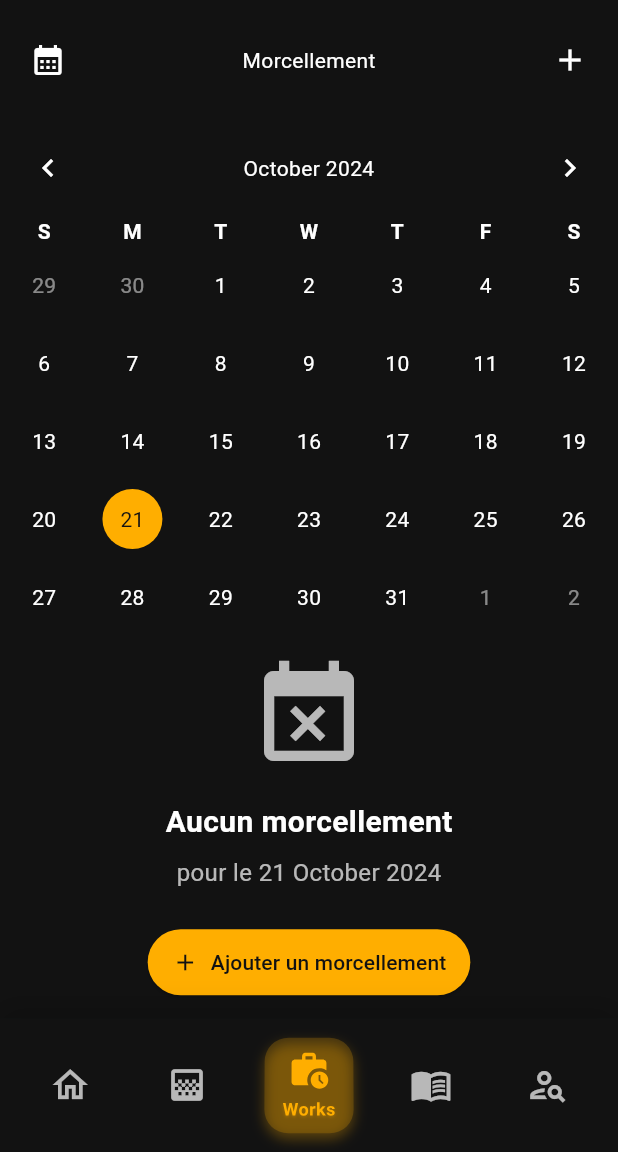
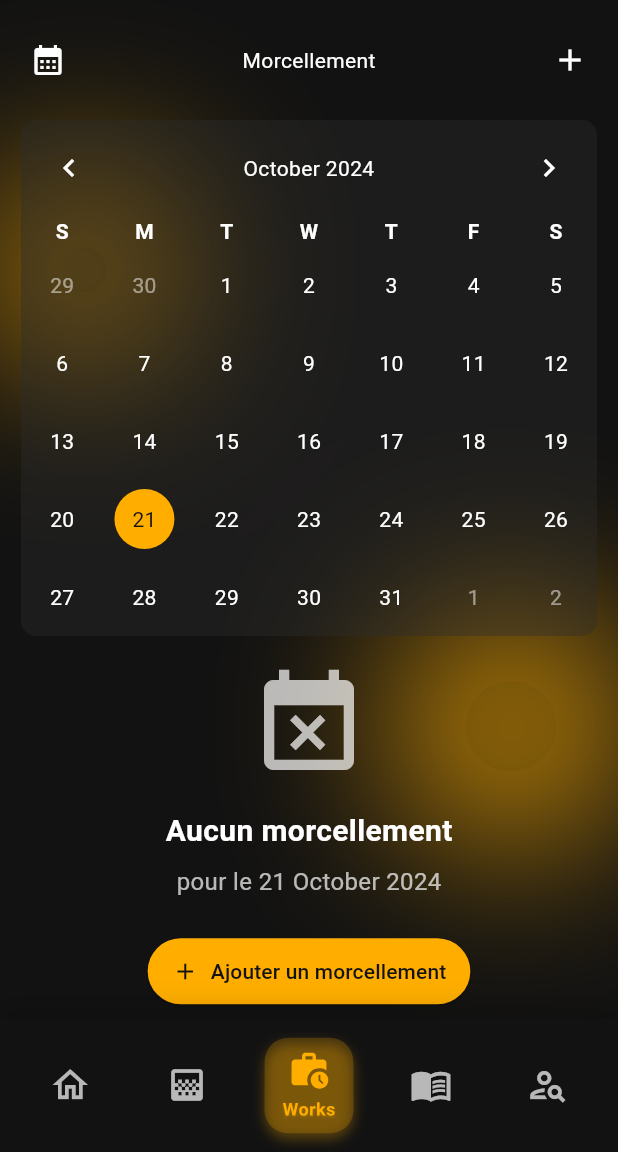
Before and after one commit to songo-04/NjaraAppFront, a Flutter app: the Tabs screen opened directly, item 3 of the bottom bar chosen, on a phone screen of 412 x 824 dp, the part 84-1236 px from its top. Run offline on Flutter 3.47's test engine with Material 3 defaults, Android fonts, the phone set to English and light mode, and no system bars; drawn by our look-alikes of table_calendar; our stand-ins replace flutter_local_notifications, flutter_secure_storage, flutter_spinkit, jwt_decoder, logger; accounts and stored records are empty; network calls fail.

Commit message:
change delimitation and morcellement

```diff
--- /dev/null
+++ b/lib/utils/circle.dart
@@ -0,0 +1,30 @@
+import 'package:flutter/material.dart';
+import 'dart:ui';
+
+Widget buildBlurCircle(double size, Color color) {
+  return Container(
+    decoration: BoxDecoration(
+      shape: BoxShape.circle,
+      boxShadow: [
+        BoxShadow(
+          color: color.withOpacity(0.8),
+          blurRadius: 100,
+          spreadRadius: 50,
+        ),
+      ],
+    ),
+    child: ClipOval(
+      child: BackdropFilter(
+        filter: ImageFilter.blur(sigmaX: 30, sigmaY: 30),
+        child: Container(
+          width: size,
+          height: size,
+          decoration: BoxDecoration(
+            shape: BoxShape.circle,
+            color: color.withOpacity(0.05),
+          ),
+        ),
+      ),
+    ),
+  );
+}
--- a/lib/view/pages/home/work/morcellement/morcellement.dart
+++ b/lib/view/pages/home/work/morcellement/morcellement.dart
@@ -1,8 +1,11 @@
+// ignore_for_file: library_private_types_in_public_api
+
 import 'dart:convert';
 import 'package:appfront/constant/color.dart';
 import 'package:appfront/constant/link.dart';
 import 'package:appfront/model/work/morcellement.dart';
 import 'package:appfront/utils/spinkit.dart';
+import 'package:appfront/utils/voirPlus.dart';
 import 'package:flutter/material.dart';
 import 'package:flutter_secure_storage/flutter_secure_storage.dart';
 import 'package:intl/intl.dart';
@@ -10,8 +13,6 @@ import 'package:logger/logger.dart';
 import 'package:table_calendar/table_calendar.dart';
 import 'addMorcellement.dart';
 import 'package:http/http.dart' as http;
-import 'package:appfront/utils/voirPlus.dart';
-import 'package:flutter/services.dart';
 
 class MorcellementPage extends StatefulWidget {
   const MorcellementPage({super.key});
@@ -98,9 +99,7 @@ class _MorcellementState extends State<MorcellementPage> {
 
   @override
   Widget build(BuildContext context) {
-    return Container(
-      color: bgColor,
-      child: Column(
+    return Column(
       children: [
         Container(
           padding: const EdgeInsets.symmetric(horizontal: 8),
@@ -139,14 +138,19 @@ class _MorcellementState extends State<MorcellementPage> {
         ),
         Expanded(child: _isCalendar ? _calendar() : _story())
       ],
-      ),
     );
   }
 
   Widget _calendar() {
     return Column(
       children: [
-        TableCalendar<Morcellement>(
+        Container(
+          margin: const EdgeInsets.symmetric(horizontal: 14),
+          decoration: BoxDecoration(
+            color: cardColor.withOpacity(0.4),
+            borderRadius: BorderRadius.circular(10),
+          ),
+          child: TableCalendar<Morcellement>(
             firstDay: DateTime.now().subtract(const Duration(days: 365)),
             lastDay: DateTime.now().add(const Duration(days: 365)),
             focusedDay: _focusedDay,
@@ -221,6 +225,8 @@ class _MorcellementState extends State<MorcellementPage> {
               rightChevronIcon: Icon(Icons.chevron_right, color: textColor),
             ),
           ),
+        ),
+        const SizedBox(height: 12),
         Expanded(
           child: _isLoading
               ? Center(child: fadingCircle)
@@ -318,12 +324,11 @@ class _MorcellementState extends State<MorcellementPage> {
 
   Widget _itemStory(Morcellement morcellement) {
     return Container(
-      margin: const EdgeInsets.symmetric(horizontal: 10, vertical: 5),
-      padding: const EdgeInsets.all(10),
+      margin: const EdgeInsets.symmetric(horizontal: 12, vertical: 4),
+      padding: const EdgeInsets.all(12),
       width: double.infinity,
       decoration: BoxDecoration(
-        color: cardColor,
-        border: Border.all(color: inversColor),
+        color: cardColor.withOpacity(0.4),
         borderRadius: BorderRadius.circular(10),
       ),
       child: Column(
@@ -371,7 +376,7 @@ class _MorcellementState extends State<MorcellementPage> {
         borderRadius: BorderRadius.circular(50),
       ),
       padding: const EdgeInsets.symmetric(horizontal: 20, vertical: 8),
-      child: const Text('See More'),
+      child: const Text('Voir plus', style: TextStyle(color: bgColor)),
     );
   }
 }
@@ -383,9 +388,13 @@ class MorcellementListItem extends StatelessWidget {
 
   @override
   Widget build(BuildContext context) {
-    return Card(
-      color: surfaceColor,
-      margin: const EdgeInsets.symmetric(vertical: 8, horizontal: 16),
+    return Container(
+      margin: const EdgeInsets.symmetric(vertical: 4, horizontal: 14),
+      padding: const EdgeInsets.all(8),
+      decoration: BoxDecoration(
+        color: cardColor.withOpacity(0.4),
+        borderRadius: BorderRadius.circular(10),
+      ),
       child: ListTile(
         title: Text(morcellement.numero_parcelle,
             style: const TextStyle(
@@ -429,8 +438,7 @@ class MorcellementListItem extends StatelessWidget {
 class MorcellementDetailsSheet extends StatefulWidget {
   final Morcellement morcellement;
 
-  const MorcellementDetailsSheet({Key? key, required this.morcellement})
-      : super(key: key);
+  const MorcellementDetailsSheet({super.key, required this.morcellement});
 
   @override
   _MorcellementDetailsSheetState createState() =>
--- a/lib/view/pages/home/work/work.dart
+++ b/lib/view/pages/home/work/work.dart
@@ -1,16 +1,36 @@
+import 'package:appfront/constant/color.dart';
+import 'package:appfront/utils/circle.dart';
 import 'package:flutter/material.dart';
 import 'delimitation/delimitation.dart';
 import 'morcellement/morcellement.dart';
+
 class Work extends StatelessWidget {
   const Work({super.key});
   @override
   Widget build(BuildContext context) {
-    return PageView(
-      padEnds: false,
-      children:const [
-         MorcellementPage(),
-         Delimitation(),
-      ],
+    return Container(
+      width: double.infinity,
+      height: double.infinity,
+      color: bgColor,
+      child: Stack(children: [
+        Positioned(
+          top: MediaQuery.of(context).size.height * 0.2,
+          left: MediaQuery.of(context).size.width * 0.1,
+          child: buildBlurCircle(30, mainColor.withOpacity(0.6)),
+        ),
+        Positioned(
+          bottom: MediaQuery.of(context).size.height * 0.2,
+          right: MediaQuery.of(context).size.width * 0.1,
+          child: buildBlurCircle(60, mainColor.withOpacity(0.6)),
+        ),
+        PageView(
+          padEnds: false,
+          children: const [
+            MorcellementPage(),
+            Delimitation(),
+          ],
+        ),
+      ]),
     );
   }
 }
```
Also changed, not shown: lib/utils/appBar.dart (+9 -6 lines), lib/view/pages/home/task/taskHomePage.dart (+23 -3 lines), lib/view/pages/home/work/delimitation/delimitation.dart (+21 -16 lines). Lines whose indentation alone changed are shown as unchanged.
